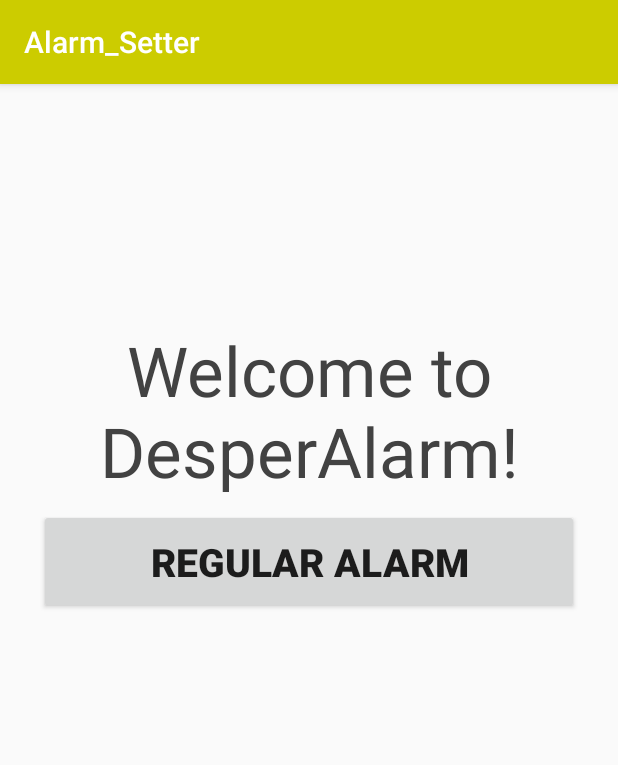
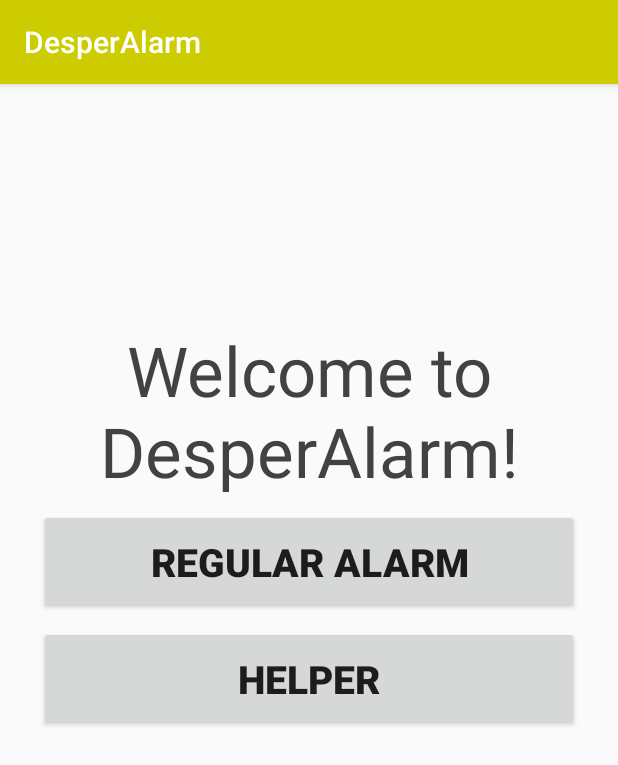
Before and after one commit to xinshuoLei/Desperalarm, an Android app: the screen it shows after launch (MainActivity), on a phone screen of 412 x 824 dp. Shown: the top 765 px of the screen. Run offline under Robolectric (Android 15) with nearby library versions, the phone set to English and light mode, and no system bars.

Commit message:
added helper

```diff
--- a/DesperAlarrrrrrm/app/src/main/java/com/example/desperalarm/MainActivity.java
+++ b/DesperAlarrrrrrm/app/src/main/java/com/example/desperalarm/MainActivity.java
@@ -21,6 +21,14 @@ public class MainActivity extends AppCompatActivity {
                 startActivity(i);
             }
         });
+        Button helperBtn = findViewById(R.id.HelperBtn);
+        helperBtn.setOnClickListener(new View.OnClickListener() {
+            @Override
+            public void onClick(View view) {
+                Intent i = new Intent(MainActivity.this, Helper.class);
+                startActivity(i);
+            }
+        });
 
 
     }
--- a/DesperAlarrrrrrm/app/src/main/res/layout/activity_main.xml
+++ b/DesperAlarrrrrrm/app/src/main/res/layout/activity_main.xml
@@ -25,5 +25,14 @@
         android:text="Regular Alarm"
         android:textSize="26dp"
         android:textStyle="bold" />
+    <Button
+        android:id="@+id/HelperBtn"
+        android:layout_width="match_parent"
+        android:layout_height="70dp"
+        android:layout_marginHorizontal="26dp"
+        android:layout_marginTop="8dp"
+        android:text="Helper"
+        android:textSize="26dp"
+        android:textStyle="bold" />
 
 </LinearLayout>
--- a/DesperAlarrrrrrm/app/src/main/res/values/strings.xml
+++ b/DesperAlarrrrrrm/app/src/main/res/values/strings.xml
@@ -1,3 +1,3 @@
 <resources>
-    <string name="app_name">Alarm_Setter</string>
+    <string name="app_name">DesperAlarm</string>
 </resources>
```
Also changed, not shown: DesperAlarrrrrrm/app/src/main/AndroidManifest.xml (+10 -1 lines), DesperAlarrrrrrm/app/src/main/java/com/example/desperalarm/Helper.java (added, +17 -0 lines), DesperAlarrrrrrm/app/src/main/java/com/example/desperalarm/RegularAlarm.java (+4 -4 lines), DesperAlarrrrrrm/app/src/main/res/layout/helper.xml (added, +26 -0 lines).
